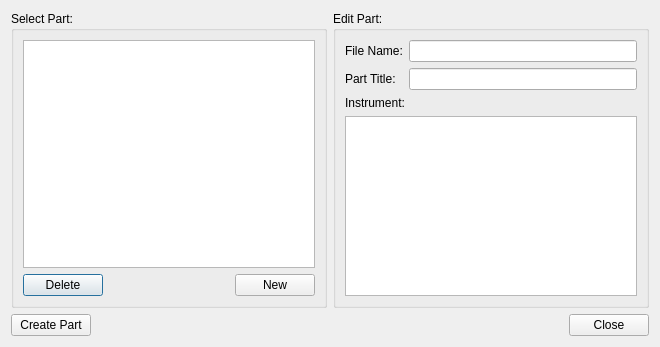
Qt form mscore/mscore/excerptsdialog.ui (musescore/musescore-old) before a commit.
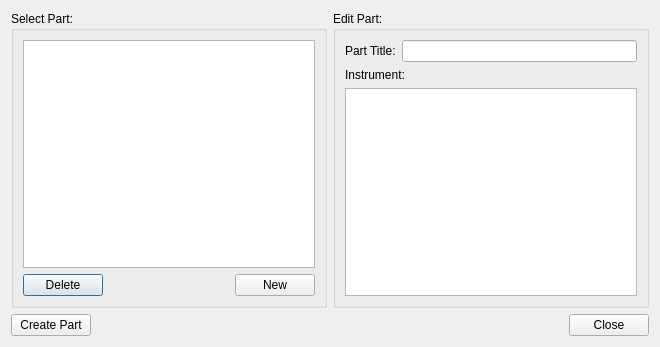
The same form after that commit.

What changed in the file:
```diff
--- a/mscore/mscore/excerptsdialog.ui
+++ b/mscore/mscore/excerptsdialog.ui
@@ -71,36 +71,26 @@
      <property name="flat" >
       <bool>true</bool>
      </property>
-     <layout class="QGridLayout" >
-      <item row="0" column="0" >
-       <widget class="QLabel" name="label" >
-        <property name="text" >
-         <string>File Name:</string>
-        </property>
-       </widget>
-      </item>
-      <item row="0" column="1" >
-       <widget class="QLineEdit" name="name" />
-      </item>
-      <item row="1" column="0" >
-       <widget class="QLabel" name="label_2" >
-        <property name="text" >
+     <layout class="QGridLayout">
+      <item row="0" column="0">
+       <widget class="QLabel" name="label_2">
+        <property name="text">
          <string>Part Title:</string>
         </property>
        </widget>
       </item>
-      <item row="1" column="1" >
-       <widget class="QLineEdit" name="title" />
+      <item row="0" column="1">
+       <widget class="QLineEdit" name="title"/>
       </item>
-      <item row="2" column="0" colspan="2" >
-       <widget class="QLabel" name="label_3" >
-        <property name="text" >
+      <item row="1" column="0" colspan="2">
+       <widget class="QLabel" name="label_3">
+        <property name="text">
          <string>Instrument:</string>
         </property>
        </widget>
       </item>
-      <item row="3" column="0" colspan="2" >
-       <widget class="QListWidget" name="partList" />
+      <item row="2" column="0" colspan="2">
+       <widget class="QListWidget" name="partList"/>
       </item>
      </layout>
     </widget>
```
Left out of the diff: 67 changed lines with no effect on the pictures.
